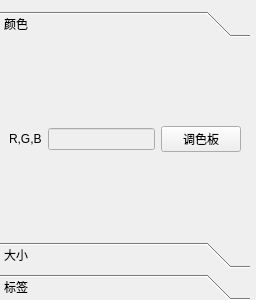
Qt form views/UI_styleForm.ui (kingry1/GraduationProject-Data-Visualization-System) before a commit.
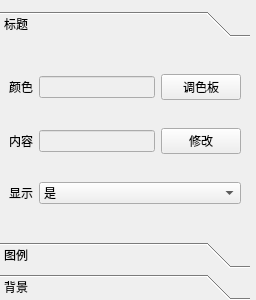
The same form after that commit. The open tabs and pages were chosen to show the change.

Commit message: Improve styleForm class

The edit to the form file:
```diff
--- a/views/UI_styleForm.ui
+++ b/views/UI_styleForm.ui
@@ -58,11 +58,52 @@
          </rect>
         </property>
         <attribute name="label">
-         <string>颜色</string>
+         <string>标题</string>
         </attribute>
         <layout class="QHBoxLayout" name="horizontalLayout">
          <item>
           <layout class="QGridLayout" name="gridLayout" columnstretch="0,1,0">
+           <item row="1" column="0">
+            <widget class="QLabel" name="label_5">
+             <property name="text">
+              <string>内容</string>
+             </property>
+            </widget>
+           </item>
+           <item row="1" column="2">
+            <widget class="QPushButton" name="pushButton_2">
+             <property name="text">
+              <string>修改</string>
+             </property>
+            </widget>
+           </item>
+           <item row="2" column="0">
+            <widget class="QLabel" name="label_6">
+             <property name="text">
+              <string>显示</string>
+             </property>
+            </widget>
+           </item>
+           <item row="1" column="1">
+            <widget class="QLineEdit" name="lineEdit_title_content">
+             <property name="enabled">
+              <bool>false</bool>
+             </property>
+            </widget>
+           </item>
+           <item row="0" column="2">
+            <widget class="QPushButton" name="pushButton_title_pallet">
+             <property name="minimumSize">
+              <size>
+               <width>0</width>
+               <height>0</height>
+              </size>
+             </property>
+             <property name="text">
+              <string>调色板</string>
+             </property>
+            </widget>
+           </item>
            <item row="0" column="1">
             <widget class="QLineEdit" name="lineEdit_color">
              <property name="enabled">
@@ -84,21 +125,22 @@
            <item row="0" column="0">
             <widget class="QLabel" name="label">
              <property name="text">
-              <string>R,G,B</string>
+              <string>颜色</string>
              </property>
             </widget>
            </item>
-           <item row="0" column="2">
-            <widget class="QPushButton" name="pushButton">
-             <property name="minimumSize">
-              <size>
-               <width>0</width>
-               <height>0</height>
-              </size>
-             </property>
-             <property name="text">
-              <string>调色板</string>
-             </property>
+           <item row="2" column="1" colspan="2">
+            <widget class="QComboBox" name="comboBox">
+             <item>
+              <property name="text">
+               <string>是</string>
+              </property>
+             </item>
+             <item>
+              <property name="text">
+               <string>否</string>
+              </property>
+             </item>
             </widget>
            </item>
           </layout>
@@ -115,7 +157,7 @@
          </rect>
         </property>
         <attribute name="label">
-         <string>大小</string>
+         <string>图例</string>
         </attribute>
         <layout class="QHBoxLayout" name="horizontalLayout_2">
          <item>
@@ -167,7 +209,7 @@
          </rect>
         </property>
         <attribute name="label">
-         <string>标签</string>
+         <string>背景</string>
         </attribute>
         <layout class="QHBoxLayout" name="horizontalLayout_3">
          <item>
```
Left out of the diff: 159 changed lines with no effect on the pictures. The commit also changes 4 other files.
